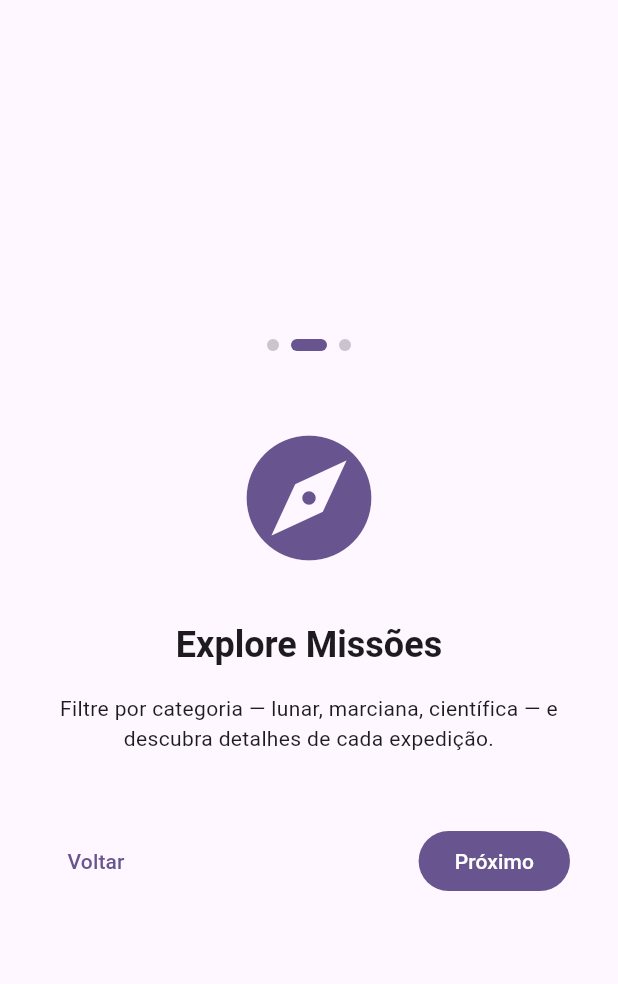
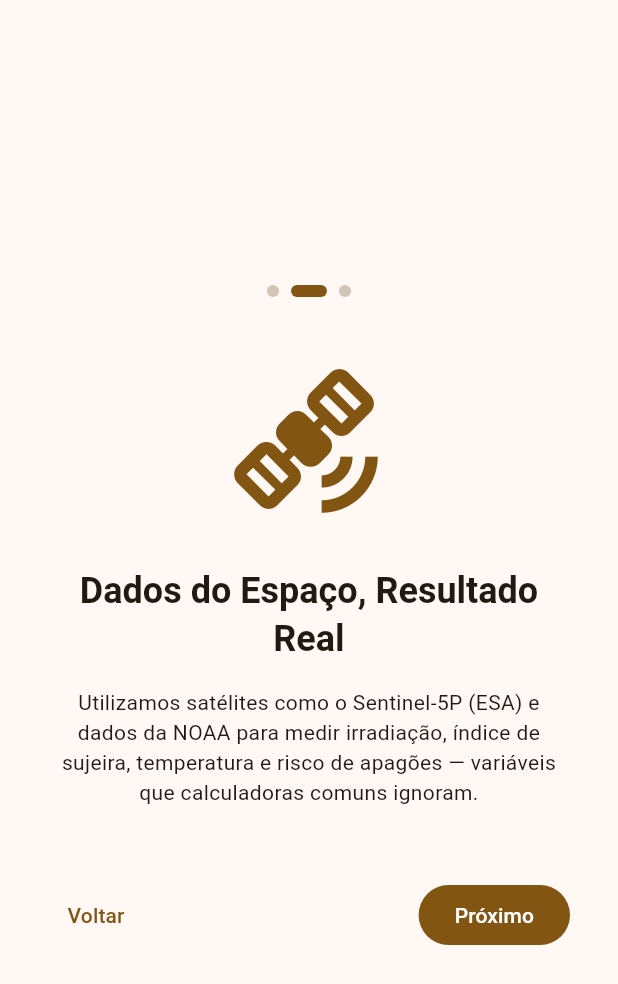
Before and after one commit to GabAraujo08/GlobalSolutionsFlutter1SEM, a Flutter app: the screen it shows after launch, after a tap on "Próximo", on a phone screen of 412 x 824 dp. Shown: the top 984 px of the screen. Run offline on Flutter 3.47's test engine with Material 3 defaults, Android fonts, the phone set to English and light mode, and no system bars; our stand-ins replace equatable.

Commit message:
Atualizando para SUNSCORE

```diff
--- a/lib/main.dart
+++ b/lib/main.dart
@@ -13,10 +13,10 @@ class GlobalSolutionsApp extends StatelessWidget {
   Widget build(BuildContext context) {
     return MaterialApp(
       debugShowCheckedModeBanner: false,
-      title: 'Global Solutions',
+      title: 'SunScore',
       theme: ThemeData(
         colorScheme: ColorScheme.fromSeed(
-          seedColor: Colors.deepPurple,
+          seedColor: const Color(0xFFF59E0B), // âmbar solar
         ),
         useMaterial3: true,
       ),
--- /dev/null
+++ b/lib/model/solar_property.dart
@@ -0,0 +1,26 @@
+import 'package:globalsolutionsflutter1sem/model/property_type.dart';
+
+// Representa um imóvel/propriedade cadastrada para análise solar
+class SolarProperty {
+  final String title;
+  final String description;
+  final String address;       // ex: "Av. Paulista, 1000 – São Paulo/SP"
+  final double roofAreaM2;    // área do telhado em m²
+  final double monthlyBillBrl; // conta de luz mensal em R$
+  final double sunScoreIndex; // índice SunScore (0–100)
+  final double paybackYears;  // tempo de retorno estimado em anos
+  final double tirPercent;    // Taxa Interna de Retorno (%)
+  final List<PropertyType> types;
+
+  const SolarProperty({
+    required this.title,
+    required this.description,
+    required this.address,
+    required this.roofAreaM2,
+    required this.monthlyBillBrl,
+    required this.sunScoreIndex,
+    required this.paybackYears,
+    required this.tirPercent,
+    required this.types,
+  });
+}
--- a/lib/model/space_mission.dart
+++ /dev/null
@@ -1,30 +0,0 @@
-import 'package:globalsolutionsflutter1sem/model/mission_category.dart';
-
-// Representa uma missão espacial
-// Equivalente ao BoardGame do projeto de referência
-class SpaceMission {
-  final String title;
-  final String description;
-  final String destination;   // ex: "Marte", "Lua", "Órbita terrestre"
-  final int year;             // ano previsto/realizado da missão
-  final double costBillions;  // custo em bilhões de dólares
-  final List<MissionCategory> categories;
-
-  // -----------------------------------------------------------------
-  // IMAGEM: quando você tiver as imagens, adicione este campo:
-  //   final String imagePath; // ex: 'assets/images/artemis.jpg'
-  // e declare os assets no pubspec.yaml:
-  //   flutter:
-  //     assets:
-  //       - assets/images/
-  // -----------------------------------------------------------------
-
-  const SpaceMission({
-    required this.title,
-    required this.description,
-    required this.destination,
-    required this.year,
-    required this.costBillions,
-    required this.categories,
-  });
-}
--- a/lib/navigation/app_navigation.dart
+++ b/lib/navigation/app_navigation.dart
@@ -1,10 +1,10 @@
 import 'package:flutter/material.dart';
-import 'package:globalsolutionsflutter1sem/model/space_mission.dart';
+import 'package:globalsolutionsflutter1sem/model/solar_property.dart';
 import 'package:globalsolutionsflutter1sem/navigation/app_routes.dart';
 import 'package:globalsolutionsflutter1sem/ui/screens/splash_screen.dart';
 import 'package:globalsolutionsflutter1sem/ui/screens/intro_screen.dart';
-import 'package:globalsolutionsflutter1sem/ui/screens/missions_screen.dart';
-import 'package:globalsolutionsflutter1sem/ui/screens/mission_detail_screen.dart';
+import 'package:globalsolutionsflutter1sem/ui/screens/properties_screen.dart';
+import 'package:globalsolutionsflutter1sem/ui/screens/property_detail_screen.dart';
 import 'package:globalsolutionsflutter1sem/ui/screens/about_screen.dart';
 
 class AppNavigation {
@@ -23,9 +23,9 @@ class AppNavigation {
 
       case AppRoutes.home:
         return MaterialPageRoute(
-          builder: (context) => MissionsScreen(
-            onMissionClick: (mission) {
-              Navigator.pushNamed(context, AppRoutes.detail, arguments: mission);
+          builder: (context) => PropertiesScreen(
+            onPropertyClick: (property) {
+              Navigator.pushNamed(context, AppRoutes.detail, arguments: property);
             },
             onAboutClick: () {
               Navigator.pushNamed(context, AppRoutes.about);
@@ -34,10 +34,10 @@ class AppNavigation {
         );
 
       case AppRoutes.detail:
-        final mission = settings.arguments as SpaceMission?;
+        final property = settings.arguments as SolarProperty?;
         return MaterialPageRoute(
-          builder: (context) => MissionDetailScreen(
-            mission: mission,
+          builder: (context) => PropertyDetailScreen(
+            property: property,
             onBackClick: () => Navigator.pop(context),
           ),
         );
--- a/lib/ui/components/space_top_app_bar.dart
+++ b/lib/ui/components/space_top_app_bar.dart
@@ -1,8 +1,6 @@
 import 'package:flutter/material.dart';
 import 'package:globalsolutionsflutter1sem/ui/components/app_logo.dart';
 
-// Top app bar reutilizável do app
-// Equivalente ao LudoBGTopBar do projeto de referência
 class SpaceTopAppBar extends StatelessWidget implements PreferredSizeWidget {
   final List<Widget>? actions;
   final bool showBackButton;
--- a/lib/ui/screens/about_screen.dart
+++ b/lib/ui/screens/about_screen.dart
@@ -1,8 +1,6 @@
 import 'package:flutter/material.dart';
 import 'package:globalsolutionsflutter1sem/ui/components/space_top_app_bar.dart';
 
-// Tela "Sobre" — conta como uma das 4 telas obrigatórias da navegação (requisito 3)
-// TODO: preencha com os dados reais do grupo
 class AboutScreen extends StatelessWidget {
   final VoidCallback onBackClick;
 
@@ -21,11 +19,11 @@ class AboutScreen extends StatelessWidget {
           children: [
             const SizedBox(height: 16),
 
-            Icon(Icons.rocket_launch, size: 80, color: colors.primary),
+            Icon(Icons.wb_sunny_rounded, size: 80, color: colors.primary),
             const SizedBox(height: 16),
 
             Text(
-              'SpaceExpedition', // TODO: nome final do app
+              'SunScore',
               style: Theme.of(context)
                   .textTheme
                   .headlineSmall
@@ -58,10 +56,12 @@ class AboutScreen extends StatelessWidget {
                           ?.copyWith(fontWeight: FontWeight.bold),
                     ),
                     const SizedBox(height: 8),
-                    // TODO: descreva o problema/solução da Global Solution aqui
                     const Text(
-                      'Este aplicativo foi desenvolvido como parte da Global Solution '
-                      'da FIAP. O objetivo é [descreva o objetivo do seu projeto aqui].',
+                      'O SunScore é um app preditivo de viabilidade energética desenvolvido '
+                      'para a Global Solution da FIAP. Cruzamos dados de constelações de '
+                      'satélites (irradiação solar, aerossóis, temperatura e clima espacial) '
+                      'para gerar relatórios financeiros precisos — Payback, TIR e Score de '
+                      'Risco Climático — democratizando o acesso à energia solar no Brasil.',
                     ),
                   ],
                 ),
--- a/lib/ui/screens/intro_screen.dart
+++ b/lib/ui/screens/intro_screen.dart
@@ -1,8 +1,6 @@
 import 'package:flutter/material.dart';
 import 'package:globalsolutionsflutter1sem/navigation/app_routes.dart';
 
-// Dados de cada página da introdução
-// TODO: ajuste os textos e ícones conforme o tema refinado
 class _IntroPage {
   final String title;
   final String description;
@@ -15,8 +13,6 @@ class _IntroPage {
   });
 }
 
-// Tela de Introdução — explica o app com botões avançar/voltar
-// Requisito 2 da entrega (1,0 ponto)
 class IntroScreen extends StatefulWidget {
   const IntroScreen({super.key});
 
@@ -27,25 +23,24 @@ class IntroScreen extends StatefulWidget {
 class _IntroScreenState extends State<IntroScreen> {
   int _currentPage = 0;
 
-  // TODO: ajuste estas páginas ao tema final da Global Solution
   final List<_IntroPage> _pages = const [
     _IntroPage(
-      title: 'Bem-vindo ao SpaceExpedition',
+      title: 'Bem-vindo ao SunScore',
       description:
-          'Acompanhe as principais missões espaciais do presente e do futuro em um só lugar.',
-      icon: Icons.rocket_launch,
+          'Descubra se vale a pena instalar painéis solares no seu imóvel com precisão orbital. Cruzamos dados de satélites espaciais para gerar o relatório financeiro mais confiável do mercado.',
+      icon: Icons.wb_sunny_rounded,
     ),
     _IntroPage(
-      title: 'Explore Missões',
+      title: 'Dados do Espaço, Resultado Real',
       description:
-          'Filtre por categoria — lunar, marciana, científica — e descubra detalhes de cada expedição.',
-      icon: Icons.explore,
+          'Utilizamos satélites como o Sentinel-5P (ESA) e dados da NOAA para medir irradiação, índice de sujeira, temperatura e risco de apagões — variáveis que calculadoras comuns ignoram.',
+      icon: Icons.satellite_alt,
     ),
     _IntroPage(
-      title: 'Fique por Dentro',
+      title: 'Seu Telhado como Investimento',
       description:
-          'Saiba custos, destinos e anos de lançamento de cada missão para entender o futuro da exploração espacial.',
-      icon: Icons.public,
+          'Veja o Payback exato, a TIR do sistema e o Score de Risco Climático do seu CEP. Tome decisões de energia com a mesma segurança que investidores usam no mercado financeiro.',
+      icon: Icons.trending_up,
     ),
   ];
 
@@ -76,7 +71,6 @@ class _IntroScreenState extends State<IntroScreen> {
           child: Column(
             mainAxisAlignment: MainAxisAlignment.center,
             children: [
-              // Indicador de progresso
               Row(
                 mainAxisAlignment: MainAxisAlignment.center,
                 children: List.generate(_pages.length, (i) {
@@ -95,11 +89,6 @@ class _IntroScreenState extends State<IntroScreen> {
 
               const SizedBox(height: 48),
 
-              // Ícone / imagem da página
-              // -----------------------------------------------------------------
-              // IMAGEM: quando tiver imagens, substitua o Icon por:
-              //   Image.asset('assets/images/intro_$_currentPage.png', height: 180)
-              // -----------------------------------------------------------------
               Icon(page.icon, size: 100, color: colors.primary),
 
               const SizedBox(height: 32),
@@ -123,7 +112,6 @@ class _IntroScreenState extends State<IntroScreen> {
 
               const SizedBox(height: 48),
 
-              // Botões Voltar / Avançar
               Row(
                 mainAxisAlignment: MainAxisAlignment.spaceBetween,
                 children: [
--- a/lib/ui/screens/splash_screen.dart
+++ b/lib/ui/screens/splash_screen.dart
@@ -1,8 +1,6 @@
 import 'package:flutter/material.dart';
 import 'package:globalsolutionsflutter1sem/navigation/app_routes.dart';
 
-// Tela de Splash — exibida brevemente ao abrir o app
-// Requisito 1 da entrega (0,5 ponto)
 class SplashScreen extends StatefulWidget {
   const SplashScreen({super.key});
 
@@ -14,7 +12,6 @@ class _SplashScreenState extends State<SplashScreen> {
   @override
   void initState() {
     super.initState();
-    // Navega para a intro após 2 segundos
     Future.delayed(const Duration(seconds: 2), () {
       if (mounted) {
         Navigator.pushReplacementNamed(context, AppRoutes.intro);
@@ -25,26 +22,21 @@ class _SplashScreenState extends State<SplashScreen> {
   @override
   Widget build(BuildContext context) {
     return Scaffold(
-      backgroundColor: Colors.black,
+      backgroundColor: const Color(0xFF1C1917), // dark warm
       body: Center(
         child: Column(
           mainAxisAlignment: MainAxisAlignment.center,
           children: [
-            // -----------------------------------------------------------------
-            // LOGO: substitua o Icon abaixo por:
-            //   Image.asset('assets/images/logo.png', width: 120, height: 120)
-            // quando tiver o arquivo de logo pronto
-            // -----------------------------------------------------------------
             const Icon(
-              Icons.rocket_launch,
+              Icons.wb_sunny_rounded,
               size: 100,
-              color: Colors.white,
+              color: Color(0xFFF59E0B),
             ),
             const SizedBox(height: 24),
             const Text(
-              'SpaceExpedition', // TODO: troque pelo nome final do app
+              'SunScore',
               style: TextStyle(
-                fontSize: 32,
+                fontSize: 36,
                 fontWeight: FontWeight.bold,
                 color: Colors.white,
                 letterSpacing: 2,
@@ -52,8 +44,8 @@ class _SplashScreenState extends State<SplashScreen> {
             ),
             const SizedBox(height: 8),
             Text(
-              'Explorando o universo', // TODO: ajuste o slogan
-              style: TextStyle(fontSize: 14, color: Colors.white.withOpacity(0.7)),
+              'Inteligência orbital para energia solar',
+              style: TextStyle(fontSize: 14, color: Colors.white.withOpacity(0.65)),
             ),
           ],
         ),
```
Also changed, not shown: lib/model/mission_category.dart (deleted, +0 -16 lines), lib/model/property_type.dart (added, +15 -0 lines), lib/repository/mission_category_repository.dart (deleted, +0 -20 lines), lib/repository/property_type_repository.dart (added, +19 -0 lines), lib/repository/solar_property_repository.dart (added, +107 -0 lines), lib/repository/space_mission_repository.dart (deleted, +0 -83 lines), lib/ui/components/app_logo.dart (+2 -5 lines), lib/ui/components/property_list_card.dart (renamed from lib/ui/components/mission_list_card.dart, +15 -25 lines), lib/ui/components/property_type_card.dart (renamed from lib/ui/components/mission_category_card.dart, +9 -11 lines), lib/ui/screens/properties_screen.dart (renamed from lib/ui/screens/missions_screen.dart, +36 -42 lines), lib/ui/screens/property_detail_screen.dart (renamed from lib/ui/screens/mission_detail_screen.dart, +46 -46 lines).
